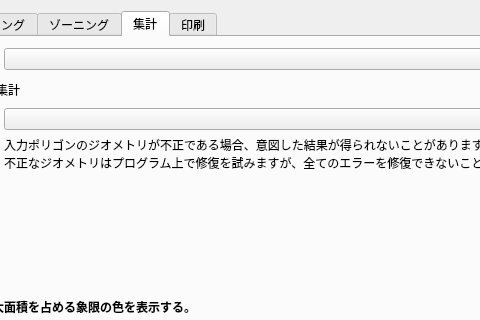
First picture: the form in forest_zoning_main_dialog.ui, repository raw-slnc/morizon_next, before the edit; both pictures show x 142 to 622 and y 0 to 320 of the 920 by 630 pixel window.
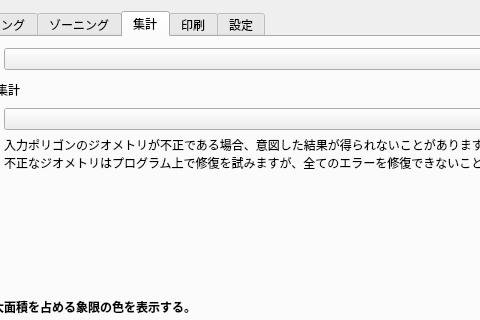
Second picture: the form after the edit. The open tabs and pages were chosen to show the change. Icons and pictures are not drawn. Custom widgets are drawn as their Qt base class.

Commit message: Fix toolbar registration, settings tab UI, and PyQt6/QGIS4 compatibility

```diff
--- a/forest_zoning_main_dialog.ui
+++ b/forest_zoning_main_dialog.ui
@@ -2085,6 +2085,12 @@
        </item>
       </layout>
      </widget>
+     <widget class="QWidget" name="tab_settings">
+      <attribute name="title">
+       <string>設定</string>
+      </attribute>
+      <layout class="QVBoxLayout" name="settingsTabLayout"/>
+     </widget>
     </widget>
    </item>
   </layout>
```
Left out of the diff: 3 changed lines with no effect on the pictures. The commit also changes 37 other files.
